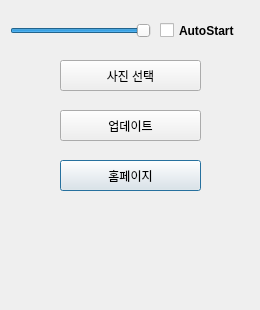
Above: src/setting.ui from baealex/Cally before the change. Below: the same form after it.
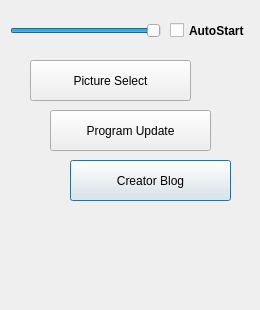
That is the form after the change. Icons and pictures are not drawn.

Commit message:
[style] Improve design
수정
* 디자인 일부 변경
* 블로그 링크 변경

Diff of the .ui file:
```diff
--- a/src/setting.ui
+++ b/src/setting.ui
@@ -74,7 +74,7 @@
     <rect>
      <x>10</x>
      <y>20</y>
-     <width>141</width>
+     <width>151</width>
      <height>22</height>
     </rect>
    </property>
@@ -97,9 +97,9 @@
   <widget class="QCheckBox" name="AutoStartCheck">
    <property name="geometry">
     <rect>
-     <x>160</x>
+     <x>170</x>
      <y>20</y>
-     <width>91</width>
+     <width>81</width>
      <height>21</height>
     </rect>
    </property>
@@ -119,49 +119,49 @@
   <widget class="QPushButton" name="homepage_btn">
    <property name="geometry">
     <rect>
-     <x>60</x>
+     <x>70</x>
      <y>160</y>
-     <width>141</width>
-     <height>31</height>
+     <width>161</width>
+     <height>41</height>
     </rect>
    </property>
    <property name="styleSheet">
     <string notr="true"/>
    </property>
    <property name="text">
-    <string>홈페이지</string>
+    <string>Creator Blog</string>
    </property>
   </widget>
   <widget class="QPushButton" name="picture_btn">
    <property name="geometry">
     <rect>
-     <x>60</x>
+     <x>30</x>
      <y>60</y>
-     <width>141</width>
-     <height>31</height>
+     <width>161</width>
+     <height>41</height>
     </rect>
    </property>
    <property name="styleSheet">
     <string notr="true"/>
    </property>
    <property name="text">
-    <string>사진 선택</string>
+    <string>Picture Select</string>
    </property>
   </widget>
   <widget class="QPushButton" name="update_btn">
    <property name="geometry">
     <rect>
-     <x>60</x>
+     <x>50</x>
      <y>110</y>
-     <width>141</width>
-     <height>31</height>
+     <width>161</width>
+     <height>41</height>
     </rect>
    </property>
    <property name="styleSheet">
     <string notr="true"/>
    </property>
    <property name="text">
-    <string>업데이트</string>
+    <string>Program Update</string>
    </property>
   </widget>
  </widget>
```
The commit also changes 4 other files.
